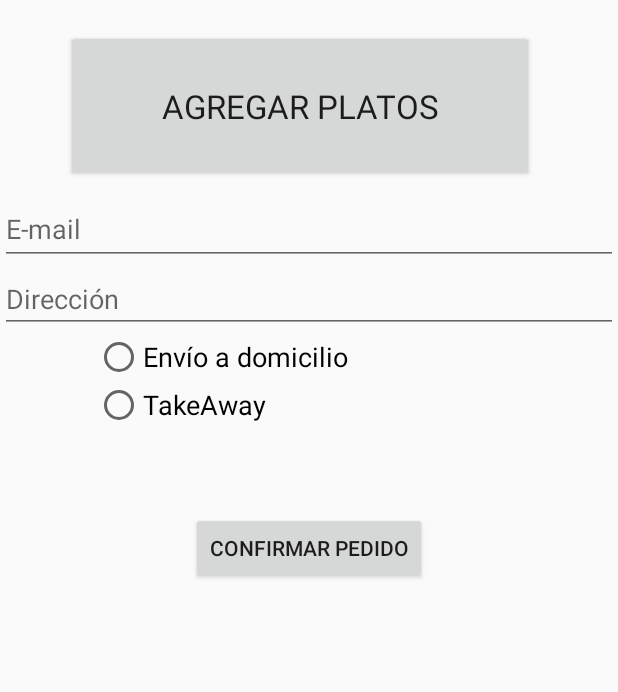
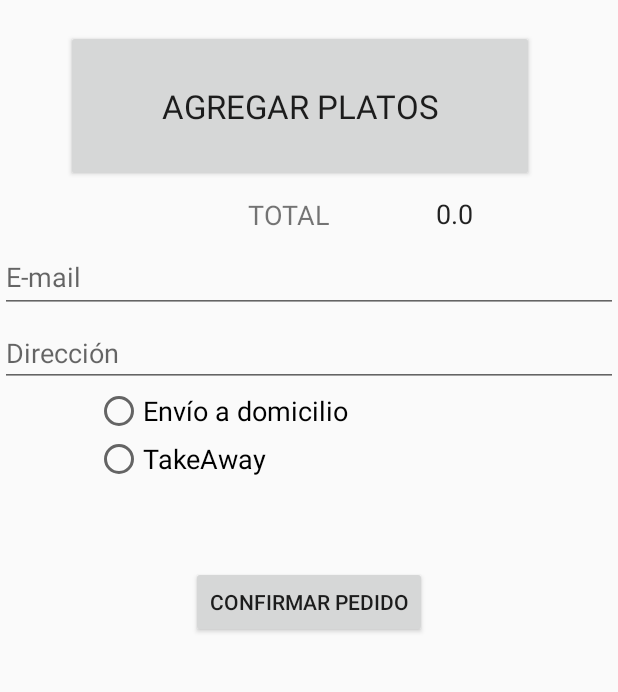
Before and after one commit to fio154/Laboratorio, an Android app: the PedidoActivity screen opened directly, with no data from a screen before it, on a phone screen of 412 x 824 dp, the part 84-776 px from its top. Run offline under Robolectric (Android 15) with nearby library versions, the phone set to English and light mode, and no system bars.

Commit message:
Modificando pantallas 27/10

```diff
--- a/app/src/main/res/layout/activity_pedido.xml
+++ b/app/src/main/res/layout/activity_pedido.xml
@@ -32,16 +32,9 @@
         android:layout_height="wrap_content"
         android:layout_marginTop="8dp"
         app:layout_constraintEnd_toEndOf="parent"
+        app:layout_constraintHorizontal_bias="0.0"
         app:layout_constraintStart_toStartOf="parent"
         app:layout_constraintTop_toBottomOf="@+id/agregarPlato_btn" />
-
-    <com.google.android.material.textfield.TextInputEditText
-        android:id="@+id/textInputEditText4"
-        android:layout_width="match_parent"
-        android:layout_height="wrap_content"
-        android:hint="@string/direccionPedido"
-        app:layout_constraintTop_toBottomOf="@+id/textInputEditText2"
-        tools:layout_editor_absoluteX="1dp" />
 
     <RadioGroup
         android:id="@+id/radioGroup3"
@@ -70,9 +63,19 @@
         android:id="@+id/textInputEditText2"
         android:layout_width="match_parent"
         android:layout_height="47dp"
+        android:layout_marginTop="32dp"
         android:hint="@string/hint_email"
         app:layout_constraintTop_toBottomOf="@+id/recycler_pedido"
-        tools:layout_editor_absoluteX="5dp" />
+        tools:layout_editor_absoluteX="0dp" />
+
+    <com.google.android.material.textfield.TextInputEditText
+        android:id="@+id/textInputEditText4"
+        android:layout_width="match_parent"
+        android:layout_height="wrap_content"
+        android:layout_marginTop="4dp"
+        android:hint="@string/direccionPedido"
+        app:layout_constraintTop_toBottomOf="@+id/textInputEditText2"
+        tools:layout_editor_absoluteX="0dp" />
 
     <Button
         android:id="@+id/confirmarPedido_btn"
@@ -84,4 +87,29 @@
         app:layout_constraintStart_toStartOf="parent"
         app:layout_constraintTop_toBottomOf="@+id/radioGroup3" />
 
+    <TextView
+        android:id="@+id/total"
+        android:layout_width="82dp"
+        android:layout_height="26dp"
+        android:layout_marginStart="4dp"
+        android:text="0.0"
+        android:textAppearance="@style/TextAppearance.AppCompat.Large"
+        android:textSize="18sp"
+        app:layout_constraintBottom_toBottomOf="@+id/textView2"
+        app:layout_constraintEnd_toEndOf="@+id/recycler_pedido"
+        app:layout_constraintStart_toEndOf="@+id/textView2"
+        app:layout_constraintTop_toBottomOf="@+id/recycler_pedido" />
+
+    <TextView
+        android:id="@+id/textView2"
+        android:layout_width="82dp"
+        android:layout_height="26dp"
+        android:layout_marginBottom="4dp"
+        android:text="TOTAL"
+        android:textSize="18sp"
+        app:layout_constraintBottom_toTopOf="@+id/textInputEditText2"
+        app:layout_constraintEnd_toEndOf="@+id/textInputEditText2"
+        app:layout_constraintStart_toStartOf="@+id/textInputEditText2"
+        app:layout_constraintTop_toBottomOf="@+id/recycler_pedido" />
+
 </androidx.constraintlayout.widget.ConstraintLayout>
--- a/build.gradle
+++ b/build.gradle
@@ -5,7 +5,7 @@ buildscript {
         jcenter()
     }
     dependencies {
-        classpath 'com.android.tools.build:gradle:4.0.2'
+        classpath 'com.android.tools.build:gradle:4.1.0'
 
         // NOTE: Do not place your application dependencies here; they belong
         // in the individual module build.gradle files
```
Also changed, not shown: app/src/main/java/isi/dam/sendmeal/AdapterDatosPedido.java (+33 -5 lines), app/src/main/java/isi/dam/sendmeal/AdapterDatosRecycler.java (+33 -3 lines), app/src/main/java/isi/dam/sendmeal/PedidoActivity.java (+25 -7 lines), app/src/main/res/layout/fila_plato.xml (+36 -2 lines), app/src/main/res/layout/pedido.xml (+12 -4 lines), gradle/wrapper/gradle-wrapper.properties.
